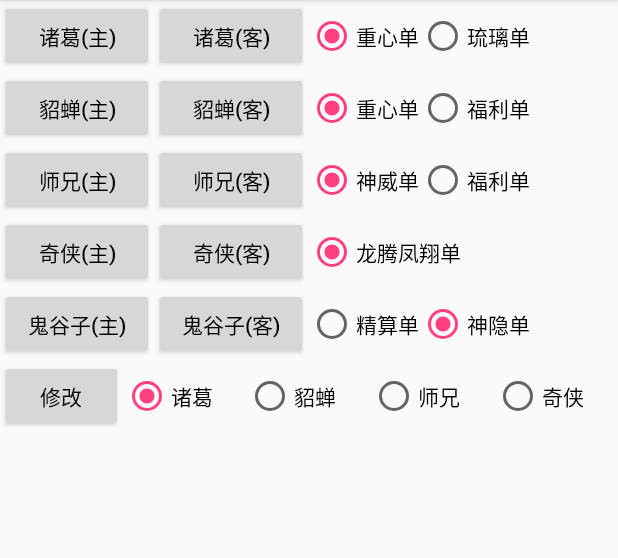
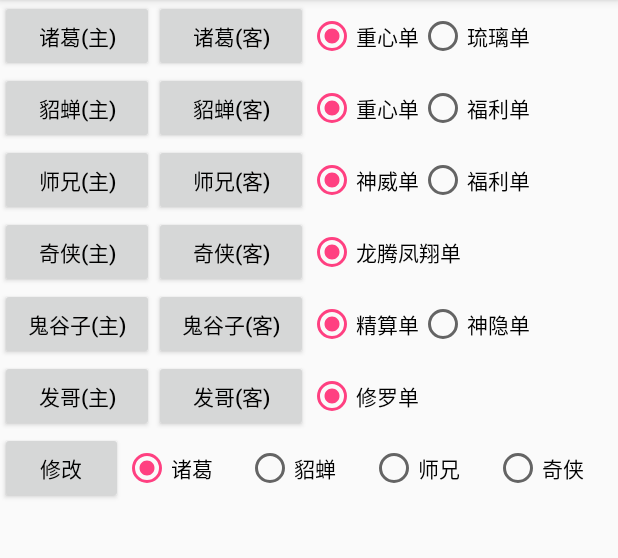
Before and after one commit to NBalls/QTan, an Android app: the TDetailActivity screen opened directly, with no data from a screen before it, on a phone screen of 412 x 824 dp, the part 84-642 px from its top. Run offline under Robolectric (Android 15) with nearby library versions, the phone set to English and light mode, and no system bars; libraries missing offline, so code that uses them is left out: org.jetbrains.anko, rx.android.schedulers, rx.schedulers; 16 statements that could not run were skipped.

Commit message:
添加发哥修罗单单子文案

```diff
--- a/app/src/main/res/layout/activity_tdetail.xml
+++ b/app/src/main/res/layout/activity_tdetail.xml
@@ -254,8 +254,49 @@
                     android:id="@+id/gsRadioButton"
                     android:layout_width="wrap_content"
                     android:layout_height="wrap_content"
+                    android:text="神隐单"
+                    android:textSize="14sp"
+                    />
+            </RadioGroup>
+        </LinearLayout>
+
+        <LinearLayout
+            android:layout_width="match_parent"
+            android:layout_height="wrap_content"
+            android:orientation="horizontal"
+            >
+            <Button
+                android:id="@+id/fzButton"
+                android:layout_width="0dp"
+                android:layout_height="wrap_content"
+                android:layout_weight="1"
+                android:text="发哥(主)"
+                android:textSize="14sp"
+                android:textColor="@android:color/black"
+                />
+            <Button
+                android:id="@+id/fkButton"
+                android:layout_width="0dp"
+                android:layout_height="wrap_content"
+                android:layout_weight="1"
+                android:text="发哥(客)"
+                android:textSize="14sp"
+                android:textColor="@android:color/black"
+                />
+
+            <RadioGroup
+                android:layout_width="0dp"
+                android:layout_height="match_parent"
+                android:orientation="horizontal"
+                android:gravity="center_vertical"
+                android:layout_weight="2"
+                >
+                <RadioButton
+                    android:id="@+id/fxRadioButton"
+                    android:layout_width="wrap_content"
+                    android:layout_height="wrap_content"
                     android:checked="true"
-                    android:text="神隐单"
+                    android:text="修罗单"
                     android:textSize="14sp"
                     />
             </RadioGroup>
```
Also changed, not shown: app/src/main/java/driver/chao/com/qtan/TDetailActivity.kt (+12 -0 lines), app/src/main/java/driver/chao/com/qtan/parse/DocClass.kt (+61 -0 lines).
